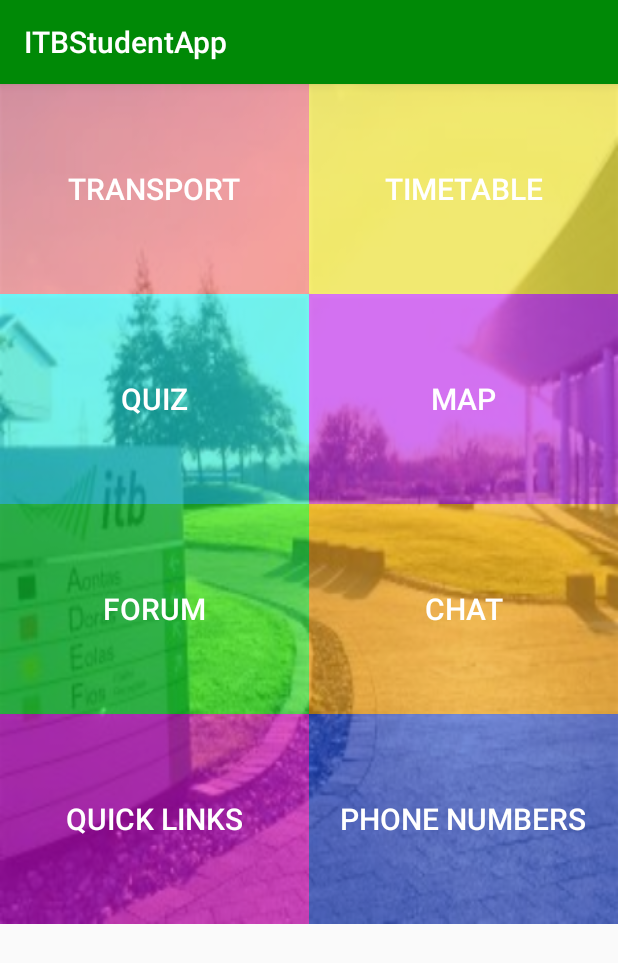
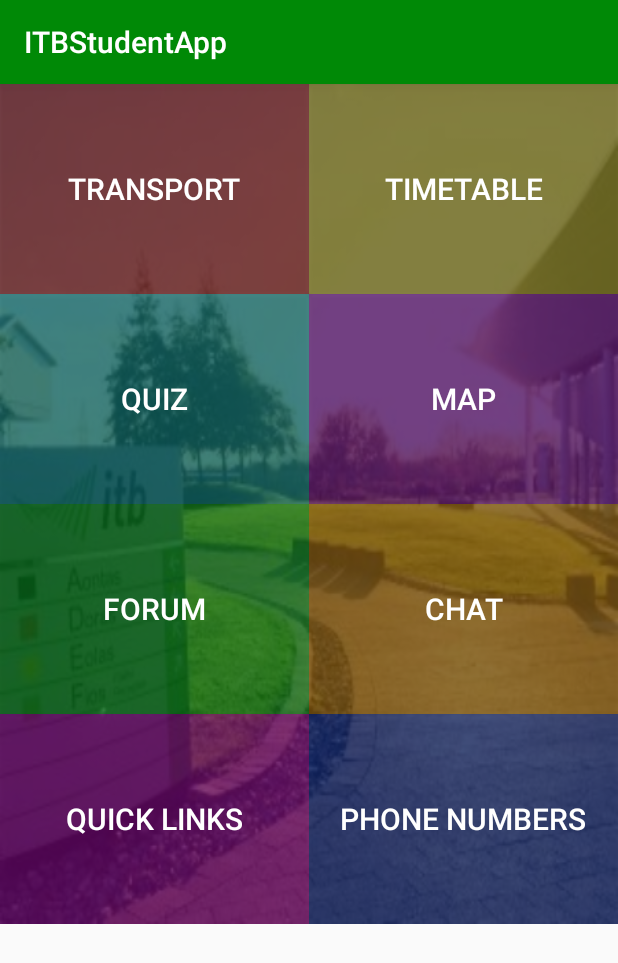
Before and after one commit to AndrewSherlock/Student-Andriod-Application, an Android app: the screen it shows after launch (MainActivity), on a phone screen of 412 x 824 dp. Shown: the top 963 px of the screen. Run offline under Robolectric (Android 15) with nearby library versions, the phone set to English and light mode, and no system bars.

Commit message:
change colour buttons on main screen

```diff
--- a/app/src/main/res/layout/activity_main.xml
+++ b/app/src/main/res/layout/activity_main.xml
@@ -21,7 +21,7 @@
             android:layout_height="140sp"
             android:layout_columnWeight="1"
             android:layout_gravity="fill_horizontal"
-            android:background="#53ff0000"
+            android:background="#b4540101"
 
             android:gravity="center"
             android:text="@string/title_activity_transport"
@@ -34,7 +34,7 @@
             android:layout_height="140sp"
             android:layout_columnWeight="1"
             android:layout_gravity="fill_horizontal"
-            android:background="#80ffF000"
+            android:background="#b4605a00"
             android:gravity="center"
             android:text="@string/title_activity_timetable"
             android:textColor="@android:color/white"
@@ -46,7 +46,7 @@
             android:layout_height="140sp"
             android:layout_columnWeight="1"
             android:layout_gravity="fill_horizontal"
-            android:background="#8000ffff"
+            android:background="#b4005c5c"
             android:gravity="center"
             android:text="@string/title_activity_quiz"
             android:textColor="@android:color/white"
@@ -59,7 +59,7 @@
                 android:layout_columnWeight="1"
                 android:gravity="center"
                 android:layout_gravity="fill_horizontal"
-                android:background="#80c300ff"
+                android:background="#b448005e"
                 android:text="@string/title_activity_map"
                 android:textColor="@android:color/white"
                 android:textSize="20sp" />
@@ -71,7 +71,7 @@
                 android:layout_columnWeight="1"
                 android:gravity="center"
                 android:layout_gravity="fill_horizontal"
-                android:background="#8000ff2f"
+                android:background="#b4006b14"
                 android:text="@string/title_activity_forum"
                 android:textColor="@android:color/white"
                 android:textSize="20sp" />
@@ -83,7 +83,7 @@
                 android:layout_columnWeight="1"
                 android:gravity="center"
                 android:layout_gravity="fill_horizontal"
-                android:background="#80ffa200"
+                android:background="#b4704701"
                 android:text="@string/title_activity_chat"
                 android:textColor="@android:color/white"
                 android:textSize="20sp" />
@@ -95,7 +95,7 @@
                 android:layout_columnWeight="1"
                 android:gravity="center"
                 android:layout_gravity="fill_horizontal"
-                android:background="#80f700ff"
+                android:background="#b4660169"
                 android:text="@string/title_activity_links"
                 android:textColor="@android:color/white"
                 android:textSize="20sp" />
@@ -107,7 +107,7 @@
                 android:layout_columnWeight="1"
                 android:gravity="center"
                 android:layout_gravity="fill_horizontal"
-                android:background="#80003cff"
+                android:background="#b4011966"
                 android:text="@string/title_activity_phone"
 
                 android:textColor="@android:color/white"
```
